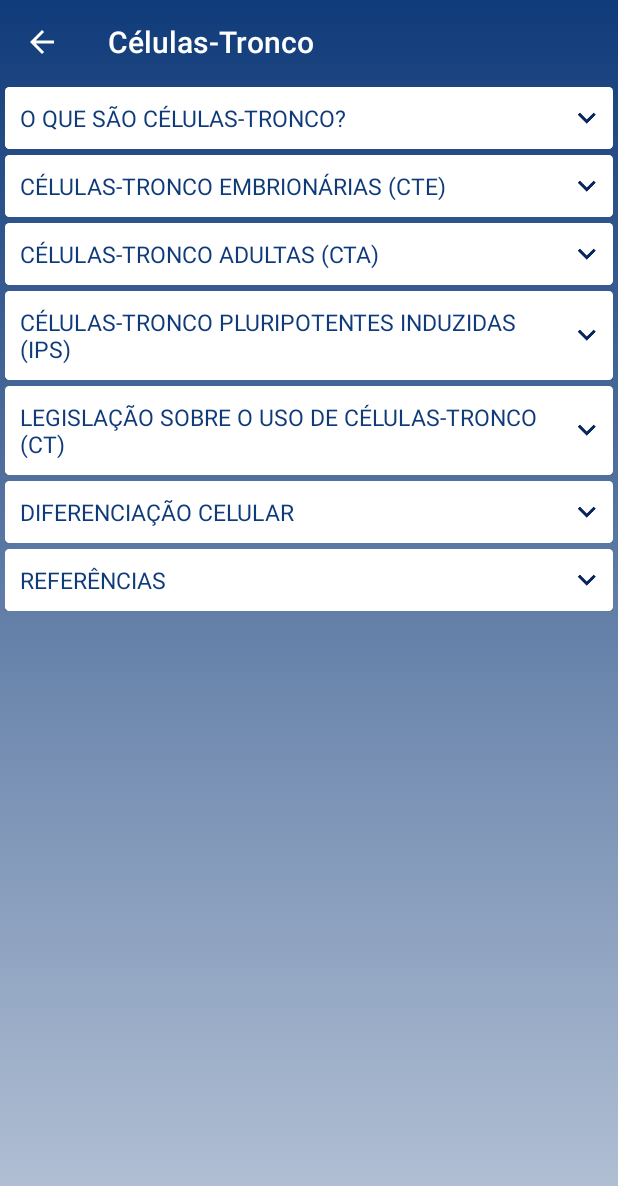
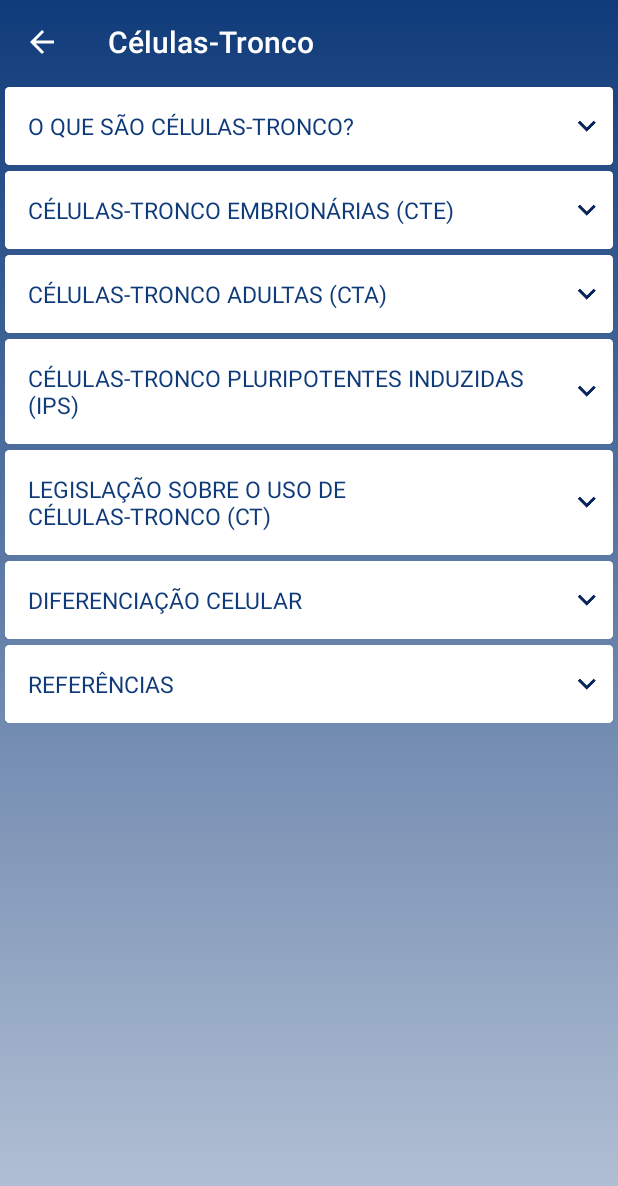
Before and after one commit to flparaujo/desvendando-as-celulas-tronco, an Android app: the AboutStemCellsActivity screen opened directly, with no data from a screen before it, on a phone screen of 412 x 824 dp. Shown: the top 1186 px of the screen. Run offline under Robolectric (Android 15) with nearby library versions, the phone set to English and light mode, and no system bars.

Commit message:
Adjust padding

```diff
--- a/app/src/main/res/layout/list_section.xml
+++ b/app/src/main/res/layout/list_section.xml
@@ -31,7 +31,7 @@
                     android:layout_height="wrap_content"
                     android:text="O QUE SÃO CÉLULAS TRONCO"
                     android:textSize="15sp"
-                    android:padding="10dp"
+                    android:padding="15dp"
                     android:layout_alignParentStart="true"
                     android:layout_toLeftOf="@id/ic_expand"
                     android:gravity="left"
```
